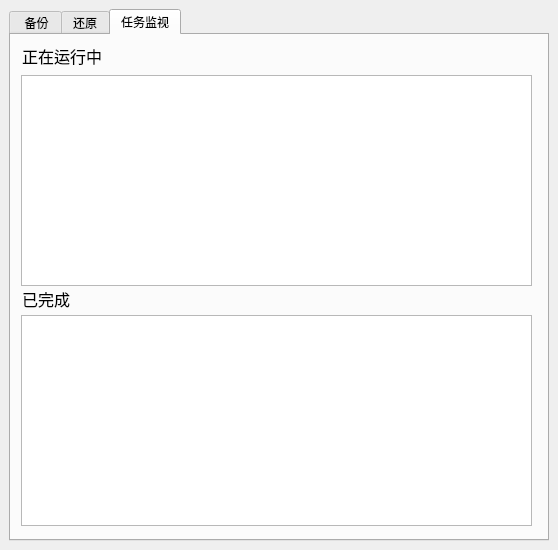
First picture: the form in client/gui/mainwindow.ui, repository wenli7363/Zpods, before the edit.
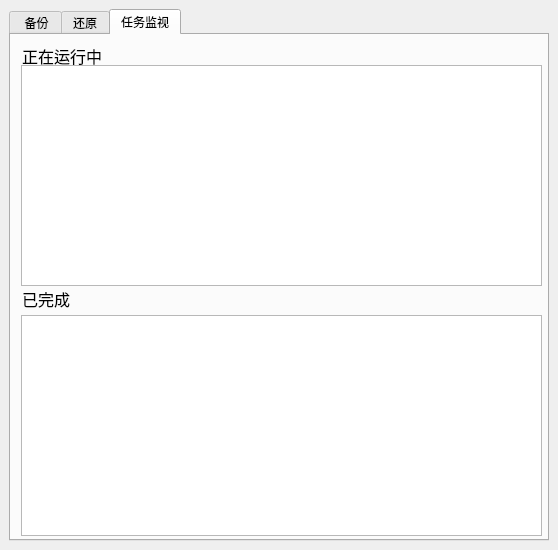
Second picture: the form after the edit. Custom widgets are drawn as their Qt base class.

Commit message: change monitor to table

What changed in the file:
```diff
--- a/client/gui/mainwindow.ui
+++ b/client/gui/mainwindow.ui
@@ -315,26 +315,6 @@
        <attribute name="title">
         <string>任务监视</string>
        </attribute>
-       <widget class="QListWidget" name="ingList">
-        <property name="geometry">
-         <rect>
-          <x>10</x>
-          <y>40</y>
-          <width>511</width>
-          <height>211</height>
-         </rect>
-        </property>
-       </widget>
-       <widget class="QListWidget" name="edList">
-        <property name="geometry">
-         <rect>
-          <x>10</x>
-          <y>280</y>
-          <width>511</width>
-          <height>211</height>
-         </rect>
-        </property>
-       </widget>
        <widget class="QLabel" name="label_2">
         <property name="geometry">
          <rect>
@@ -371,6 +351,26 @@
          <string>已完成</string>
         </property>
        </widget>
+       <widget class="QTableWidget" name="edTable">
+        <property name="geometry">
+         <rect>
+          <x>10</x>
+          <y>280</y>
+          <width>521</width>
+          <height>221</height>
+         </rect>
+        </property>
+       </widget>
+       <widget class="QTableWidget" name="ingTable">
+        <property name="geometry">
+         <rect>
+          <x>10</x>
+          <y>30</y>
+          <width>521</width>
+          <height>221</height>
+         </rect>
+        </property>
+       </widget>
       </widget>
      </widget>
     </item>
```
The commit also changes 2 other files.
